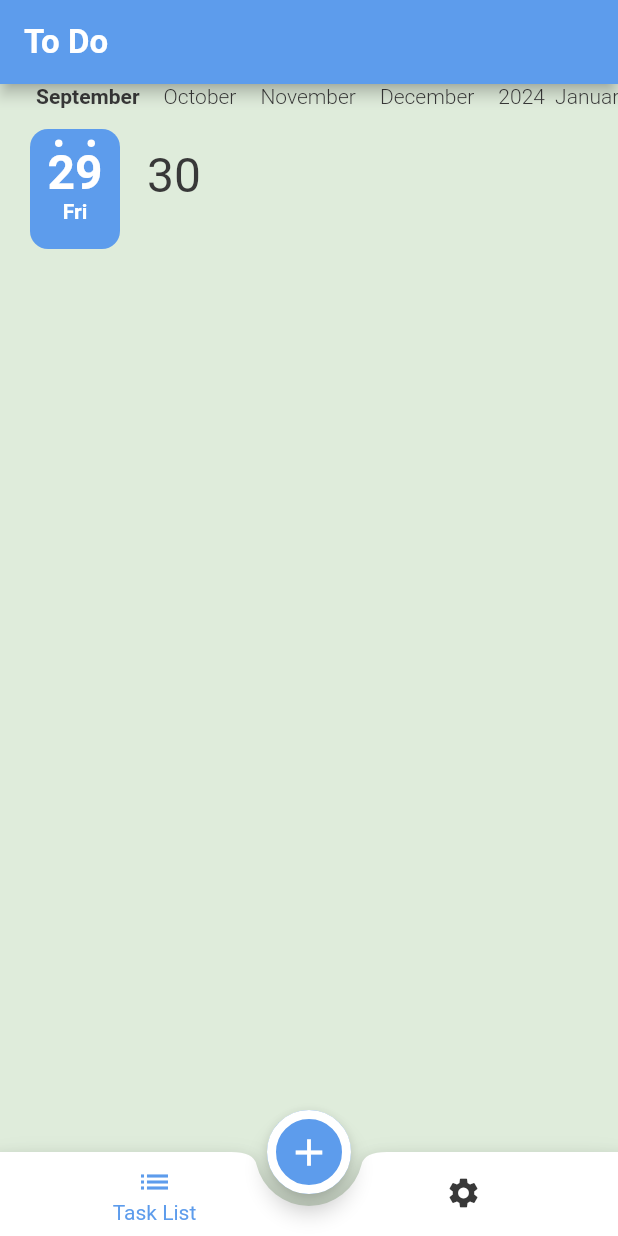
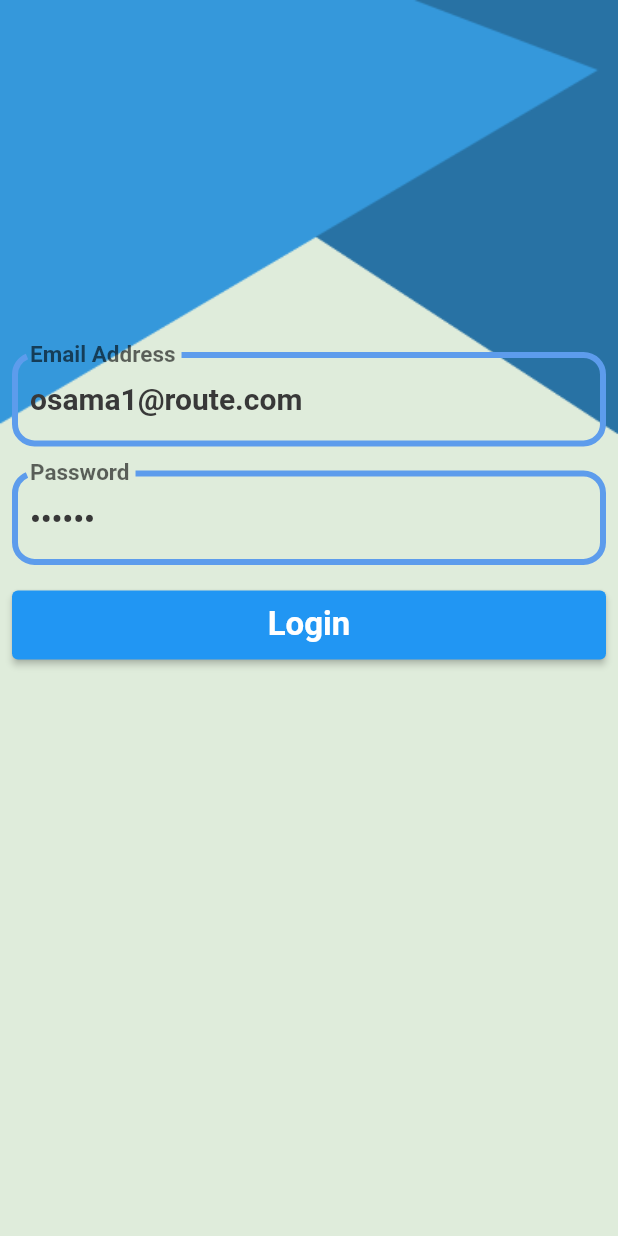
Before and after one commit to osamaabdo536/ToDo--app, a Flutter app: the screen it shows after launch, on a phone screen of 412 x 824 dp. Run offline on Flutter 3.47's test engine with Material 2 defaults, Android fonts, the phone set to English and light mode, and no system bars; drawn by our look-alikes of calendar_timeline; our stand-ins replace cloud_firestore, firebase_auth, firebase_core, flutter_slidable; accounts and stored records are empty; generated files the repository leaves out were written again.

Commit message:
login and register.

```diff
--- /dev/null
+++ b/lib/components/custom_text_form_filed.dart
@@ -0,0 +1,45 @@
+import 'package:flutter/material.dart';
+
+//typedef myValidator = String? Function(String?);
+class CustomTextFormField extends StatelessWidget {
+  String label ;
+  TextInputType keyBordType;
+  bool isPassword;
+  String? Function(String?)  myValidator;
+  TextEditingController controller;
+  CustomTextFormField({required this.label ,
+    this.keyBordType = TextInputType.text ,
+    this.isPassword = false ,
+    required this.controller,
+    required this.myValidator,
+  });
+  @override
+  Widget build(BuildContext context) {
+    return Padding(
+      padding: const EdgeInsets.all(8.0),
+      child: TextFormField(
+        decoration: InputDecoration(
+          label: Text(label),
+          enabledBorder: OutlineInputBorder(
+            borderRadius: BorderRadius.circular(15),
+            borderSide: BorderSide(
+              color: Theme.of(context).primaryColor,
+              width: 4,
+            ),
+          ),
+          focusedBorder: OutlineInputBorder(
+            borderRadius: BorderRadius.circular(15),
+            borderSide: BorderSide(
+              color: Theme.of(context).primaryColor,
+              width: 4,
+            ),
+          ),
+        ),
+        keyboardType: keyBordType,
+        obscureText: isPassword,
+        controller: controller,
+        validator: myValidator,
+      ),
+    );
+  }
+}
--- a/lib/firebase_utils.dart
+++ b/lib/firebase_utils.dart
@@ -21,4 +21,8 @@ class FirebaseUtils{
   static Future<void> deleteTaskFromFireStore(Task task){
    return getTasksCollection().doc(task.id).delete();
   }
+
+  static Future<void> updateTaskFromFireStore(Task task){
+    return getTasksCollection().doc(task.id).update(task.toFireStore());
+  }
 }
--- /dev/null
+++ b/lib/login/login_screen.dart
@@ -0,0 +1,103 @@
+import 'package:firebase_auth/firebase_auth.dart';
+import 'package:flutter/material.dart';
+import 'package:flutter_todo_app/components/custom_text_form_filed.dart';
+
+class LoginScreen extends StatelessWidget {
+  static const String routeName = 'LoginScreen';
+  var emailController = TextEditingController(text: 'osama1@route.com');
+  var passwordController = TextEditingController(text: '123456');
+  var formKey = GlobalKey<FormState>();
+  @override
+  Widget build(BuildContext context) {
+    return Scaffold(
+      body: Stack(
+        children: [
+          Image.asset(
+            'assets/images/main_background.png',
+            width: double.infinity,
+            fit: BoxFit.fill,
+          ),
+          Form(
+            key: formKey,
+            child: SingleChildScrollView(
+              child: Column(
+                crossAxisAlignment: CrossAxisAlignment.stretch,
+                children: [
+                  SizedBox(
+                    height: MediaQuery.of(context).size.width * 0.55,
+                  ),
+                  CustomTextFormField(
+                    label: 'Email Address',
+                    controller: emailController,
+                    myValidator: (text){
+                      if(text == null || text.trim().isEmpty){
+                        return 'Please enter email Address';
+                      }
+                      bool emailValid =
+                      RegExp(r"^[a-zA-Z0-9.a-zA-Z0-9.!#$%&'*+-/=?^_`{|}~]+@[a-zA-Z0-9]+\.[a-zA-Z]+")
+                          .hasMatch(text);
+                      if(!emailValid){
+                        return 'Please enter valid email ';
+                      }
+                      return null ;
+                    },
+                  ),
+                  CustomTextFormField(
+                    label: 'Password',
+                    controller: passwordController,
+                    isPassword: true ,
+                    keyBordType: TextInputType.number,
+                    myValidator: (text){
+                      if(text == null || text.trim().isEmpty){
+                        return 'Please enter password';
+                      }
+                      if(text.length < 6){
+                        return 'password should be at least 6 chars.';
+                      }
+                      return null ;
+                    },
+                  ),
+                  Padding(
+                    padding: const EdgeInsets.all(8.0),
+                    child: ElevatedButton(
+                      style: ElevatedButton.styleFrom(
+                        padding: EdgeInsets.symmetric(vertical: 10),
+                      ),
+                        onPressed: (){
+                         login();
+                        },
+                        child: Text('Login' ,
+                          style: Theme.of(context).textTheme.titleLarge,
+                        ),
+                    ),
+                  ),
+                ],
+              ),
+            ),
+          ),
+        ],
+      ),
+    );
+  }
+
+  void login() async{
+    if(formKey.currentState?.validate() == true){
+      try {
+        final credential = await FirebaseAuth.instance.signInWithEmailAndPassword(
+            email: emailController.text,
+            password: passwordController.text
+        );
+        print('login successfully');
+        print(credential.user?.uid ?? '');
+      } on FirebaseAuthException catch (e) {
+        if (e.code == 'user-not-found') {
+          print('No user found for that email.');
+        } else if (e.code == 'wrong-password') {
+          print('Wrong password provided for that user.');
+        }
+      }catch(e){
+        print(e.toString());
+      }
+    }
+  }
+}
--- a/lib/main.dart
+++ b/lib/main.dart
@@ -2,9 +2,11 @@ import 'package:cloud_firestore/cloud_firestore.dart';
 import 'package:firebase_core/firebase_core.dart';
 import 'package:flutter/material.dart';
 import 'package:flutter_todo_app/home/home_screen.dart';
+import 'package:flutter_todo_app/login/login_screen.dart';
 import 'package:flutter_todo_app/my_theme.dart';
 import 'package:flutter_gen/gen_l10n/app_localizations.dart';
 import 'package:flutter_todo_app/providers/app_config_provider.dart';
+import 'package:flutter_todo_app/register/register_screen.dart';
 import 'package:flutter_todo_app/task_list/task_edit.dart';
 import 'package:provider/provider.dart';
 void main()async{
@@ -24,10 +26,12 @@ class MyApp extends StatelessWidget {
     var provider = Provider.of<AppConfigProvider>(context);
     return MaterialApp(
       debugShowCheckedModeBanner: false,
-      initialRoute: HomeScreen.routeName,
+      initialRoute: LoginScreen.routeName,
       routes: {
         HomeScreen.routeName : (context) => HomeScreen(),
         TaskEdit.routeName : (context) => TaskEdit(),
+        LoginScreen.routeName : (context) => LoginScreen(),
+        RegisterScreen.routeName : (context) => RegisterScreen(),
       },
       localizationsDelegates: AppLocalizations.localizationsDelegates,
       supportedLocales: AppLocalizations.supportedLocales,
--- a/lib/task_list/task_list.dart
+++ b/lib/task_list/task_list.dart
@@ -21,10 +21,12 @@ class _TaskListTabState extends State<TaskListTab> {
     return Column(
       children: [
         CalendarTimeline(
-          initialDate: DateTime.now(),
+          initialDate: listProvider.selectedDate,
           firstDate: DateTime.now().subtract(Duration(days: 365)),
           lastDate: DateTime.now().add(Duration(days: 365)),
-          onDateSelected: (date) => print(date),
+          onDateSelected: (date) {
+            listProvider.setNewSelectedDate(date);
+          },
           leftMargin: 20,
           monthColor: MyTheme.blackColor,
           dayColor: MyTheme.blackColor,
--- a/pubspec.yaml
+++ b/pubspec.yaml
@@ -41,6 +41,7 @@ dependencies:
   cupertino_icons: ^1.0.2
   cloud_firestore: ^4.9.2
   firebase_core: ^2.16.0
+  firebase_auth: ^4.10.0
 
 dev_dependencies:
   flutter_test:
@@ -65,7 +66,8 @@ flutter:
   uses-material-design: true
 
   # To add assets to your application, add an assets section, like this:
-  # assets:
+  assets:
+    - assets/images/
   #   - images/a_dot_burr.jpeg
   #   - images/a_dot_ham.jpeg
 
```
Also changed, not shown: lib/providers/app_config_provider.dart (+35 -13 lines), lib/register/register_screen.dart (added, +130 -0 lines), assets/images/main_background.png (added), pubspec.lock, 3 other files.
